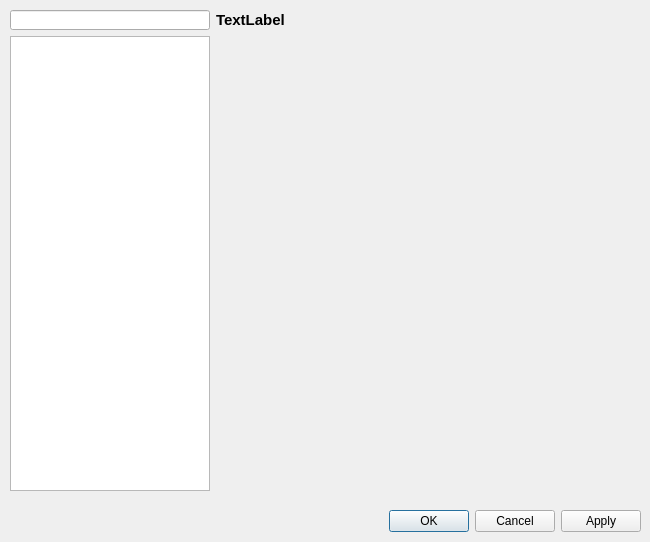
Before: the Qt Designer form optionsdialog.ui in PonyEdit/PonyEdit, drawn with Qt 5.
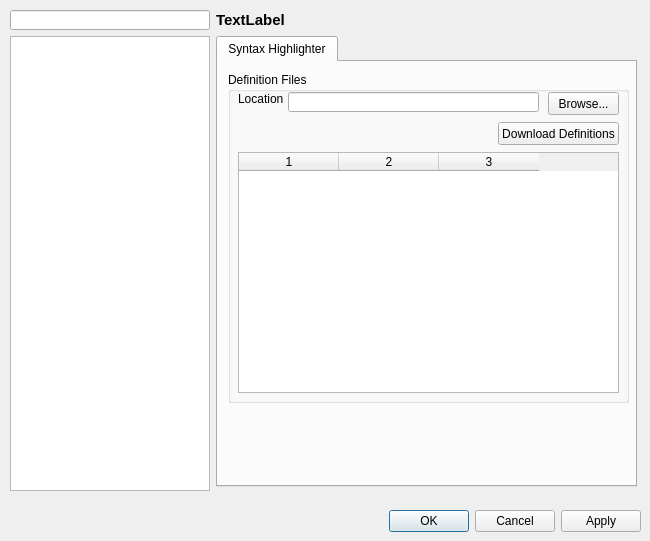
After: the same form once the commit is applied.

Commit message: Added beginnings of Syntax Hilighter downloader

What changed in the file:
```diff
--- a/optionsdialog.ui
+++ b/optionsdialog.ui
@@ -7,7 +7,7 @@
     <x>0</x>
     <y>0</y>
     <width>650</width>
-    <height>542</height>
+    <height>541</height>
    </rect>
   </property>
   <property name="windowTitle">
@@ -78,6 +78,114 @@
       </property>
      </widget>
     </item>
+    <item row="1" column="1">
+     <widget class="QStackedWidget" name="stackedWidget">
+      <property name="currentIndex">
+       <number>0</number>
+      </property>
+      <widget class="QWidget" name="page">
+       <widget class="QTabWidget" name="tabWidget">
+        <property name="geometry">
+         <rect>
+          <x>0</x>
+          <y>0</y>
+          <width>421</width>
+          <height>451</height>
+         </rect>
+        </property>
+        <property name="currentIndex">
+         <number>0</number>
+        </property>
+        <widget class="QWidget" name="tab">
+         <attribute name="title">
+          <string>Syntax Highlighter</string>
+         </attribute>
+         <widget class="QGroupBox" name="groupBox">
+          <property name="geometry">
+           <rect>
+            <x>10</x>
+            <y>10</y>
+            <width>401</width>
+            <height>331</height>
+           </rect>
+          </property>
+          <property name="title">
+           <string>Definition Files</string>
+          </property>
+          <widget class="QLabel" name="ediLabel">
+           <property name="geometry">
+            <rect>
+             <x>10</x>
+             <y>20</y>
+             <width>46</width>
+             <height>13</height>
+            </rect>
+           </property>
+           <property name="text">
+            <string>Location:</string>
+           </property>
+          </widget>
+          <widget class="QLineEdit" name="ediLocation">
+           <property name="geometry">
+            <rect>
+             <x>60</x>
+             <y>20</y>
+             <width>251</width>
+             <height>20</height>
+            </rect>
+           </property>
+          </widget>
+          <widget class="QPushButton" name="ediBrowseButton">
+           <property name="geometry">
+            <rect>
+             <x>320</x>
+             <y>20</y>
+             <width>71</width>
+             <height>23</height>
+            </rect>
+           </property>
+           <property name="text">
+            <string>Browse...</string>
+           </property>
+          </widget>
+          <widget class="QTableWidget" name="ediLanguagesTable">
+           <property name="geometry">
+            <rect>
+             <x>10</x>
+             <y>80</y>
+             <width>381</width>
+             <height>241</height>
+            </rect>
+           </property>
+           <property name="horizontalScrollBarPolicy">
+            <enum>Qt::ScrollBarAlwaysOff</enum>
+           </property>
+           <property name="columnCount">
+            <number>3</number>
+           </property>
+           <column/>
+           <column/>
+           <column/>
+          </widget>
+          <widget class="QPushButton" name="ediDownloadButton">
+           <property name="geometry">
+            <rect>
+             <x>270</x>
+             <y>50</y>
+             <width>121</width>
+             <height>23</height>
+            </rect>
+           </property>
+           <property name="text">
+            <string>Download Definitions</string>
+           </property>
+          </widget>
+         </widget>
+        </widget>
+       </widget>
+      </widget>
+     </widget>
+    </item>
    </layout>
   </widget>
   <widget class="QDialogButtonBox" name="buttonBox">
```
Left out of the diff: 19 changed lines with no effect on the pictures. The commit also changes 3 other files.
